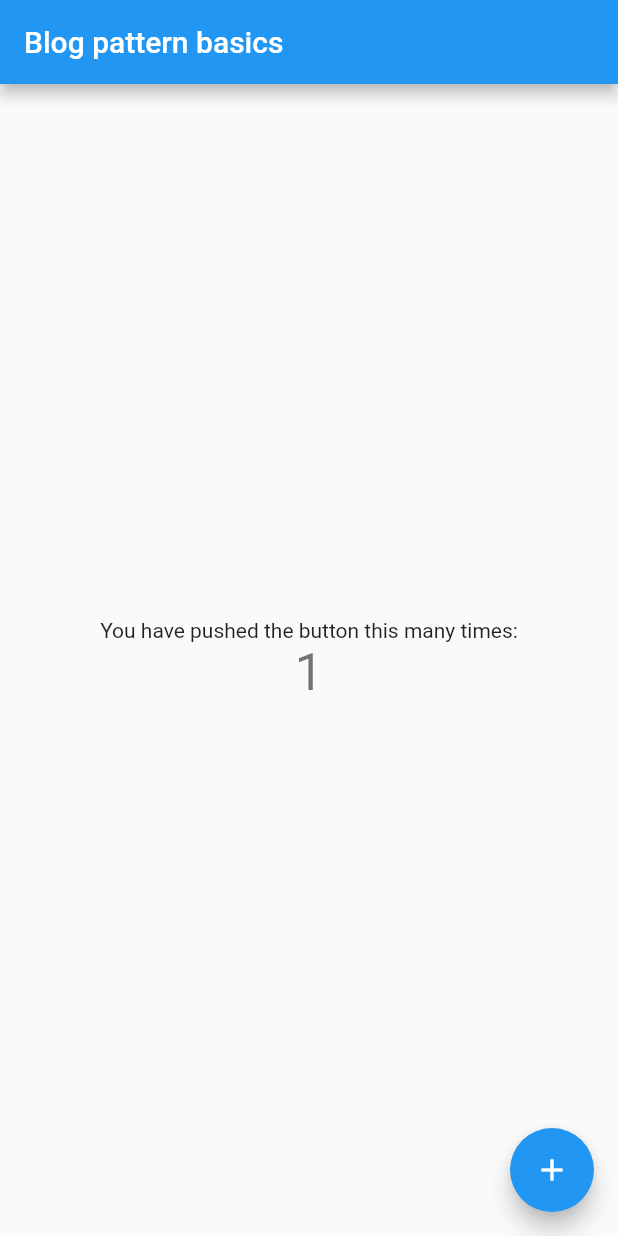
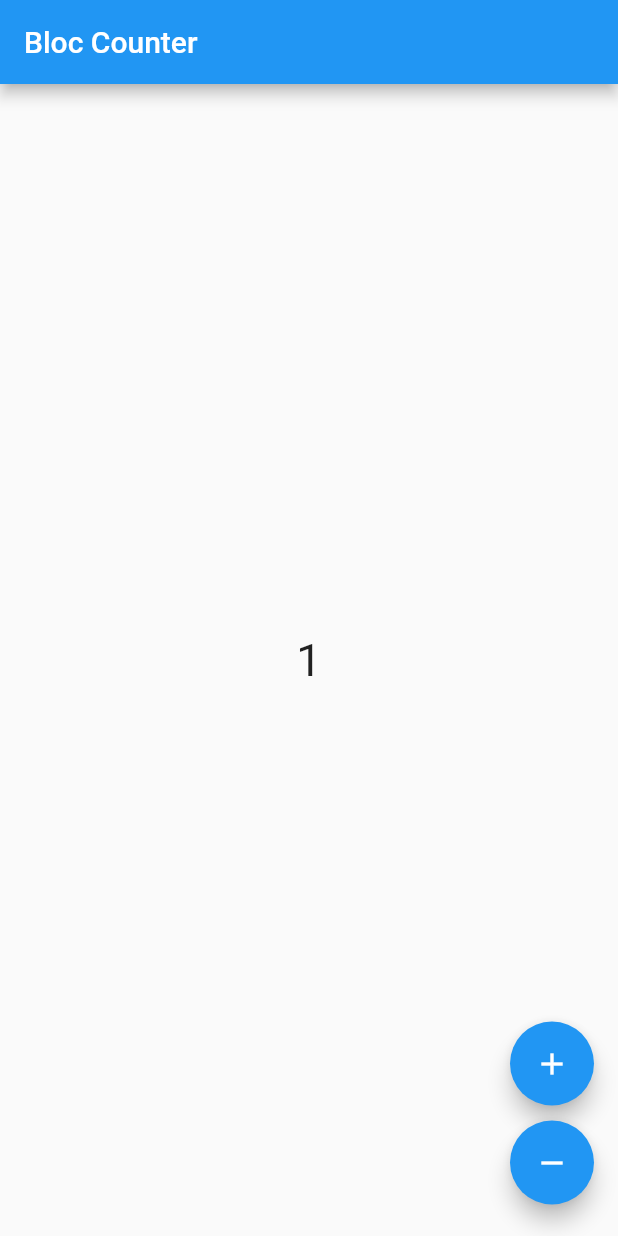
Before and after one commit to impactpractise/bloc_pattern, a Flutter app: the screen it shows after launch, after a tap on the "add" icon, on a phone screen of 412 x 824 dp. Run offline on Flutter 3.47's test engine with Material 2 defaults, Android fonts, the phone set to English and light mode, and no system bars; our stand-ins replace bloc, flutter_bloc.

Commit message:
feat: refactor bloc to separate UI from bloc

```diff
--- a/lib/main.dart
+++ b/lib/main.dart
@@ -1,6 +1,7 @@
 import 'package:flutter/material.dart';
-
+import 'package:flutter_bloc/flutter_bloc.dart';
 import 'bloc/counter_bloc.dart';
+import 'screens/counter_page.dart';
 
 void main() => runApp(MyApp());
 
@@ -10,57 +11,8 @@ class MyApp extends StatelessWidget {
   Widget build(BuildContext context) {
     return MaterialApp(
       title: 'Bloc pattern demo',
-      theme: ThemeData(
-        primarySwatch: Colors.blue,
-      ),
-      home: MyHomePage(title: 'Blog pattern basics'),
+      home: BlocProvider<CounterBloc>(
+          create: (context) => CounterBloc(), child: CounterPage()),
     );
   }
 }
-
-class MyHomePage extends StatefulWidget {
-  MyHomePage({Key key, this.title}) : super(key: key);
-
-  final String title;
-
-  @override
-  _MyHomePageState createState() => _MyHomePageState();
-}
-
-class _MyHomePageState extends State<MyHomePage> {
-  final counterBloc = CounterBloc();
-
-  void _incrementCounter() {
-    setState(() {
-      counterBloc.add(CounterEvent.increment);
-    });
-  }
-
-  @override
-  Widget build(BuildContext context) {
-    return Scaffold(
-      appBar: AppBar(
-        title: Text(widget.title),
-      ),
-      body: Center(
-        child: Column(
-          mainAxisAlignment: MainAxisAlignment.center,
-          children: <Widget>[
-            Text(
-              'You have pushed the button this many times:',
-            ),
-            Text(
-              '${counterBloc.counter}',
-              style: Theme.of(context).textTheme.display1,
-            ),
-          ],
-        ),
-      ),
-      floatingActionButton: FloatingActionButton(
-        onPressed: _incrementCounter,
-        tooltip: 'Increment',
-        child: Icon(Icons.add),
-      ),
-    );
-  }
-}
--- /dev/null
+++ b/lib/screens/counter_page.dart
@@ -0,0 +1,46 @@
+import 'package:flutter/material.dart';
+import 'package:flutter_bloc/flutter_bloc.dart';
+
+import '../bloc/counter_bloc.dart';
+
+class CounterPage extends StatelessWidget {
+  @override
+  Widget build(BuildContext context) {
+    final CounterBloc counterBloc = BlocProvider.of<CounterBloc>(context);
+
+    return Scaffold(
+      appBar: AppBar(title: Text('Bloc Counter')),
+      body: BlocBuilder<CounterBloc, int>(builder: (context, count) {
+        return Center(
+            child: Text(
+          '$count',
+          style: TextStyle(fontSize: 30),
+        ));
+      }),
+      floatingActionButton: Column(
+        crossAxisAlignment: CrossAxisAlignment.end,
+        mainAxisAlignment: MainAxisAlignment.end,
+        children: <Widget>[
+          Padding(
+            padding: EdgeInsets.symmetric(vertical: 5.0),
+            child: FloatingActionButton(
+              child: Icon(Icons.add),
+              onPressed: () {
+                counterBloc.add(CounterEvent.increment);
+              },
+            ),
+          ),
+          Padding(
+            padding: EdgeInsets.symmetric(vertical: 5.0),
+            child: FloatingActionButton(
+              child: Icon(Icons.remove),
+              onPressed: () {
+                counterBloc.add(CounterEvent.decrement);
+              },
+            ),
+          ),
+        ],
+      ),
+    );
+  }
+}
--- a/pubspec.yaml
+++ b/pubspec.yaml
@@ -9,7 +9,6 @@ dependencies:
   flutter:
     sdk: flutter
   flutter_bloc: ^4.0.0
-  bloc: ^4.0.0
   meta: ^1.1.6
 
 dev_dependencies:
```
Also changed, not shown: pubspec.lock, 9 other files.
